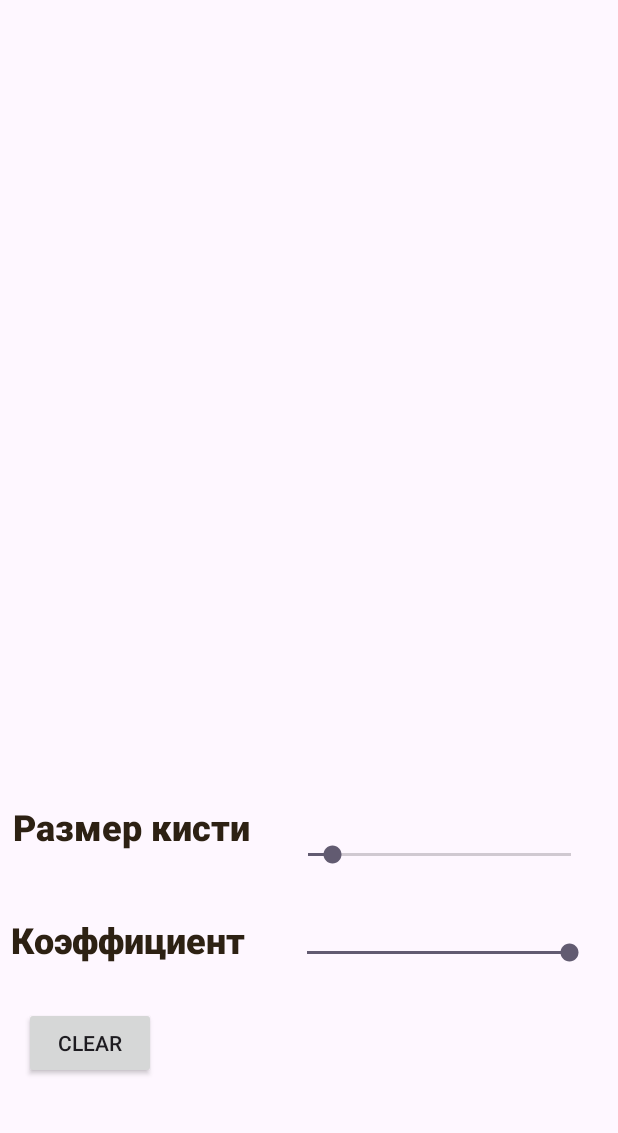
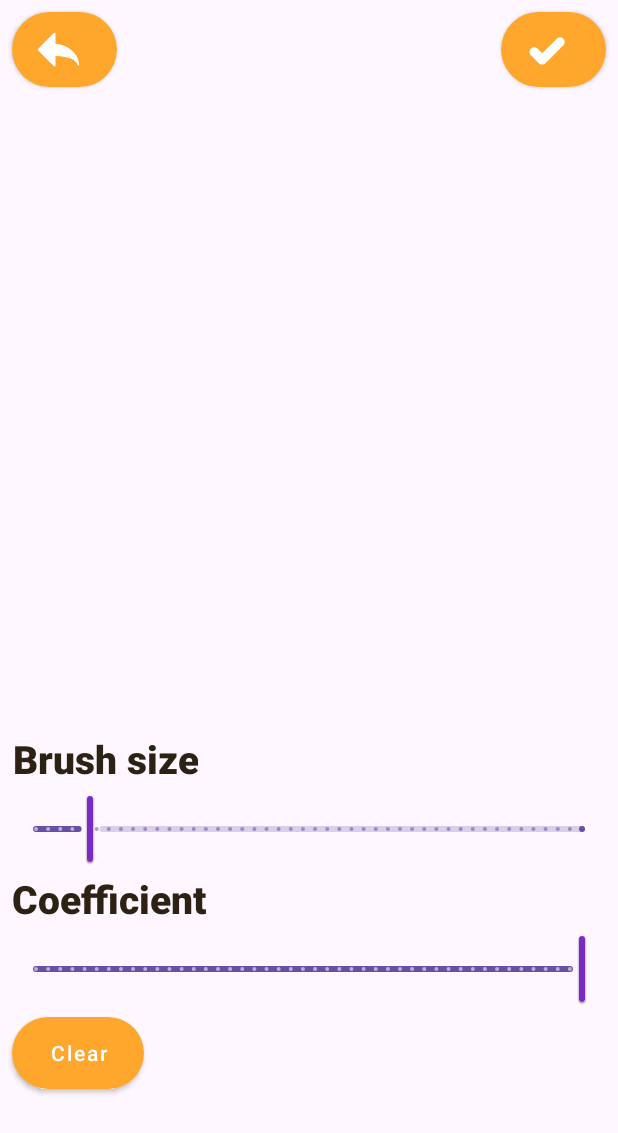
Before and after one commit to SonyaSky/App_module7, an Android app: the RetouchingActivity screen opened directly, with no data from a screen before it, on a phone screen of 412 x 824 dp. Shown: the top 1133 px of the screen. Run offline under Robolectric (Android 15) with nearby library versions, the phone set to English and light mode, and no system bars; 1 statement that could not run was skipped.

Commit message:
сделала красивое для ретуши и рисования
устав

```diff
--- a/app/src/main/java/com/example/module7/FiltersHandler.kt
+++ b/app/src/main/java/com/example/module7/FiltersHandler.kt
@@ -5,6 +5,8 @@ import android.graphics.Bitmap
 interface FiltersHandler {
 
     fun sendToRotateImage(angle: Float)
+
+    fun sendToRotate90Degrees()
 
     fun sendToResizeImage(angle: Float)
 
--- a/app/src/main/java/com/example/module7/activity/RetouchingActivity.kt
+++ b/app/src/main/java/com/example/module7/activity/RetouchingActivity.kt
@@ -1,5 +1,6 @@
 package com.example.module7.activity
 
+import android.content.Intent
 import android.graphics.Bitmap
 import android.graphics.BitmapFactory
 import android.graphics.drawable.BitmapDrawable
@@ -9,6 +10,7 @@ import android.os.Environment
 import android.widget.SeekBar
 import androidx.activity.ComponentActivity
 import androidx.core.content.FileProvider
+import androidx.core.view.drawToBitmap
 import com.example.module7.databinding.ActivityRetouchingBinding
 import java.io.File
 import java.io.FileNotFoundException
@@ -32,50 +34,57 @@ class RetouchingActivity : ComponentActivity() {
             binding.imageView.setImageBitmap(bitmap)
         }
 
+        var brushSize = 10f
+        var transparent = 1.0f
 
-        // Default values for brush size and retouch ratio
-        val defaultBrushSize = 10f
-        val defaultRetouchRatio = 1.0f
-
-        binding.drawingView.setBrushSize(defaultBrushSize)
-        binding.drawingView.setRetouchRatio(defaultRetouchRatio)
+        binding.drawingView.setBrushSize(brushSize)
+        binding.drawingView.setRetouchRatio(transparent)
 
         binding.clearButton.setOnClickListener {
             binding.drawingView.clearCanvas()
+            binding.drawingView.setImageBitmap(bitmap!!)
         }
 
         binding.imageView.post {
-            val bitmap = (binding.imageView.drawable as BitmapDrawable).bitmap
-            binding.drawingView.setImageBitmap(bitmap)
+            binding.drawingView.setImageBitmap(bitmap!!)
         }
 
         // Set up brush size seek bar
-        binding.brushSizeSeekBar.max = 100
-        binding.brushSizeSeekBar.progress = defaultBrushSize.toInt()
-        binding.brushSizeSeekBar.setOnSeekBarChangeListener(object : SeekBar.OnSeekBarChangeListener {
-            override fun onProgressChanged(seekBar: SeekBar?, progress: Int, fromUser: Boolean) {
-                val newSize = progress.toFloat()
-                binding.drawingView.setBrushSize(newSize)
+        binding.drawingView.setBrushSize(brushSize)
+        binding.drawingView.setRetouchRatio(transparent)
+
+        binding.brushSize.valueTo = 100f
+        binding.brushSize.values = listOf(brushSize)
+        binding.brushSize.addOnChangeListener { slider, value, fromUser ->
+            brushSize = value
+            binding.drawingView.setBrushSize(brushSize)
+        }
+
+        binding.brushTransparent.valueTo = 100f
+        binding.brushTransparent.values = listOf((transparent * 100))
+        binding.brushTransparent.addOnChangeListener { slider, value, fromUser ->
+            transparent = value / 100f
+            binding.drawingView.setRetouchRatio(transparent)
+        }
+        binding.backBtn.setOnClickListener {
+            uri?.let {
+                val intent = Intent(this, MainActivity::class.java)
+                intent.putExtra("image_uri", it.toString())
+                startActivity(intent)
             }
+        }
 
-            override fun onStartTrackingTouch(seekBar: SeekBar?) {}
+        binding.approveBtn.setOnClickListener {
+            if (bitmap != null) {
+                val uri: Uri? = saveBitmapAndGetUri(binding.drawingView.drawToBitmap())
+                uri?.let {
+                    val intent = Intent(this, MainActivity::class.java)
+                    intent.putExtra("image_uri", it.toString())
+                    startActivity(intent)
+                }
+            }
+        }
 
-            override fun onStopTrackingTouch(seekBar: SeekBar?) {}
-        })
-
-        // Set up retouch ratio seek bar
-        binding.brushRatioSeekBar.max = 100
-        binding.brushRatioSeekBar.progress = (defaultRetouchRatio * 100).toInt()
-        binding.brushRatioSeekBar.setOnSeekBarChangeListener(object : SeekBar.OnSeekBarChangeListener {
-            override fun onProgressChanged(seekBar: SeekBar?, progress: Int, fromUser: Boolean) {
-                val newRatio = progress / 100f
-                binding.drawingView.setRetouchRatio(newRatio)
-            }
-
-            override fun onStartTrackingTouch(seekBar: SeekBar?) {}
-
-            override fun onStopTrackingTouch(seekBar: SeekBar?) {}
-        })
     }
     private fun getBitmapFromUri(uri: Uri): Bitmap? {
         return try {
--- a/app/src/main/java/com/example/module7/fragment/RotateFragment.kt
+++ b/app/src/main/java/com/example/module7/fragment/RotateFragment.kt
@@ -35,7 +35,7 @@ class RotateFragment : Fragment() {
 
 
         binding.rotateImage.setOnClickListener {
-            listener?.sendToRotateImage(90f)
+            listener?.sendToRotate90Degrees()
         }
         binding.rangeSlider.addOnChangeListener { slider, value, fromUser ->
             listener?.sendToRotateImage(value)
--- a/app/src/main/res/layout/activity_retouching.xml
+++ b/app/src/main/res/layout/activity_retouching.xml
@@ -1,17 +1,44 @@
 <?xml version="1.0" encoding="utf-8"?>
-<androidx.constraintlayout.widget.ConstraintLayout xmlns:android="http://schemas.android.com/apk/res/android"
+<LinearLayout xmlns:android="http://schemas.android.com/apk/res/android"
     xmlns:app="http://schemas.android.com/apk/res-auto"
 
     xmlns:tools="http://schemas.android.com/tools"
     android:id="@+id/ConstraintLayout"
     android:layout_width="match_parent"
     android:layout_height="match_parent"
-    tools:context=".activity.RetouchingActivity">
+    tools:context=".activity.RetouchingActivity"
+    android:orientation="vertical">
+    <LinearLayout
+        android:id="@+id/btns_for_filters"
+        android:layout_width="match_parent"
+        android:layout_height="wrap_content"
+        app:layout_constraintTop_toTopOf="parent">
+        <com.google.android.material.button.MaterialButton
+            android:id="@+id/back_btn"
+            style="@style/ButtonStyle"
+            android:minWidth="@dimen/mini_margin"
+            app:icon="@drawable/arrow_back"/>
+
+        <LinearLayout
+            android:layout_width="@dimen/zero"
+            android:layout_height="match_parent"
+            android:layout_weight="1"/>
+
+        <com.google.android.material.button.MaterialButton
+            android:id="@+id/approve_btn"
+            style="@style/ButtonStyle"
+            android:minWidth="@dimen/mini_margin"
+            app:icon="@drawable/tick"/>
+    </LinearLayout>
+
+    <androidx.constraintlayout.widget.ConstraintLayout
+        android:layout_width="match_parent"
+        android:layout_height="wrap_content">
 
         <androidx.appcompat.widget.AppCompatImageView
             android:id="@+id/imageView"
             android:layout_width="match_parent"
-        android:layout_height="385dp"
+            android:layout_height="@dimen/image_size"
             android:layout_margin="16dp"
             android:adjustViewBounds="true"
             app:layout_constraintBottom_toBottomOf="parent"
@@ -23,91 +50,61 @@
         <com.example.module7.RetouchView
             android:id="@+id/drawingView"
             android:layout_width="match_parent"
-        android:layout_height="385dp"
-        android:layout_margin="16dp"
+            android:layout_height="@dimen/image_size"
+            android:layout_margin="@dimen/main_margin"
             app:layout_constraintBottom_toBottomOf="parent"
             app:layout_constraintEnd_toEndOf="parent"
             app:layout_constraintStart_toStartOf="parent"
             app:layout_constraintTop_toTopOf="parent"
             app:layout_constraintVertical_bias="0.208" />
 
+    </androidx.constraintlayout.widget.ConstraintLayout>
 
-
-    <SeekBar
-        android:id="@+id/brushSizeSeekBar"
-        style="@style/Widget.AppCompat.SeekBar"
-        android:layout_width="207dp"
-        android:layout_height="65dp"
-        android:max="100"
-        android:min="1"
-        android:progress="1"
-        android:splitTrack="false"
-        android:thumbTintMode="src_in"
-        app:layout_constraintBottom_toBottomOf="parent"
-        app:layout_constraintEnd_toEndOf="parent"
-        app:layout_constraintHorizontal_bias="0.926"
-        app:layout_constraintStart_toStartOf="parent"
-        app:layout_constraintTop_toBottomOf="@+id/imageView"
-        app:layout_constraintVertical_bias="0.189" />
-
-    <SeekBar
-        android:id="@+id/brushRatioSeekBar"
-        style="@style/Widget.AppCompat.SeekBar"
-        android:layout_width="207dp"
-        android:layout_height="65dp"
-        android:max="100"
-        android:progress="0"
-        android:splitTrack="false"
-        android:thumbTintMode="src_in"
-        app:layout_constraintBottom_toBottomOf="parent"
-        app:layout_constraintEnd_toEndOf="parent"
-        app:layout_constraintHorizontal_bias="0.921"
-        app:layout_constraintStart_toStartOf="parent"
-        app:layout_constraintTop_toBottomOf="@+id/brushSizeSeekBar"
-        app:layout_constraintVertical_bias="0.0" />
-
-
+    <LinearLayout
+        android:layout_width="wrap_content"
+        android:layout_height="wrap_content"
+        android:orientation="vertical"
+        android:layout_marginLeft="@dimen/mini_margin"
+        android:layout_marginRight="@dimen/mini_margin">
 
         <TextView
             android:id="@+id/text1"
+            style="@style/TextViewStyle"
+            android:text="@string/brush_size" />
+
+        <com.google.android.material.slider.RangeSlider
+            android:id="@+id/brushSize"
+            style="@style/RangeSlider"
+            android:max="100"
+            android:min="1"
+            android:splitTrack="false" />
+    </LinearLayout>
+
+
+    <LinearLayout
         android:layout_width="wrap_content"
         android:layout_height="wrap_content"
-        android:fontFamily="sans-serif-black"
-        android:text="Размер кисти"
-        android:textColor="#2D2113"
-        android:textSize="24sp"
-        app:layout_constraintBottom_toBottomOf="parent"
-        app:layout_constraintEnd_toStartOf="@+id/brushSizeSeekBar"
-        app:layout_constraintHorizontal_bias="0.272"
-        app:layout_constraintStart_toStartOf="parent"
-        app:layout_constraintTop_toBottomOf="@+id/imageView"
-        app:layout_constraintVertical_bias="0.159" />
+        android:orientation="vertical"
+        android:layout_marginLeft="@dimen/mini_margin"
+        android:layout_marginRight="@dimen/mini_margin">
 
         <TextView
-        android:id="@+id/textView2"
-        android:layout_width="167dp"
-        android:layout_height="41dp"
-        android:fontFamily="sans-serif-black"
-        android:text="Коэффициент"
-        android:textColor="#2D2113"
-        android:textSize="24sp"
-        app:layout_constraintBottom_toBottomOf="parent"
-        app:layout_constraintEnd_toStartOf="@+id/brushRatioSeekBar"
-        app:layout_constraintHorizontal_bias="0.333"
-        app:layout_constraintStart_toStartOf="parent"
-        app:layout_constraintTop_toBottomOf="@+id/text1"
-        app:layout_constraintVertical_bias="0.198" />
+            android:id="@+id/text2"
+            style="@style/TextViewStyle"
+            android:text="@string/coefficient" />
 
-    <Button
+        <com.google.android.material.slider.RangeSlider
+            android:id="@+id/brush_transparent"
+            style="@style/RangeSlider"
+            android:max="100"
+            android:min="1"
+            android:splitTrack="false" />
+    </LinearLayout>
+
+    <com.google.android.material.button.MaterialButton
         android:id="@+id/clearButton"
-        android:layout_width="wrap_content"
-        android:layout_height="wrap_content"
-        android:layout_marginTop="20dp"
-        android:text="Clear"
-        app:layout_constraintEnd_toEndOf="parent"
-        app:layout_constraintHorizontal_bias="0.049"
-        app:layout_constraintStart_toStartOf="parent"
-        app:layout_constraintTop_toBottomOf="@+id/textView2" />
+        style="@style/ButtonStyle"
+        android:text="@string/clearButton" />
 
 
-</androidx.constraintlayout.widget.ConstraintLayout>
+</LinearLayout>
--- a/app/src/main/res/values/strings.xml
+++ b/app/src/main/res/values/strings.xml
@@ -19,6 +19,10 @@
     <string name="effect_masking">Effect</string>
     <string name="radius_masking">Radius</string>
     <string name="threshold_masking">Threshold</string>
+
+    <string name="brush_size">Brush size</string>
+    <string name="transparent_ratio">Transparency</string>
+    <string name="coefficient">Coefficient</string>
 
     <string name="image">Image</string>
     <string name="backButton">Show original image</string>
```
Also changed, not shown: app/src/main/java/com/example/module7/RetouchView.kt (+10 -4 lines), app/src/main/java/com/example/module7/activity/MainActivity.kt (+38 -8 lines), app/src/main/java/com/example/module7/components/RotateImage.kt (+38 -2 lines), app/src/main/res/layout/activity_drawing.xml (+42 -59 lines), 86 other files. Lines whose indentation alone changed are shown as unchanged.
